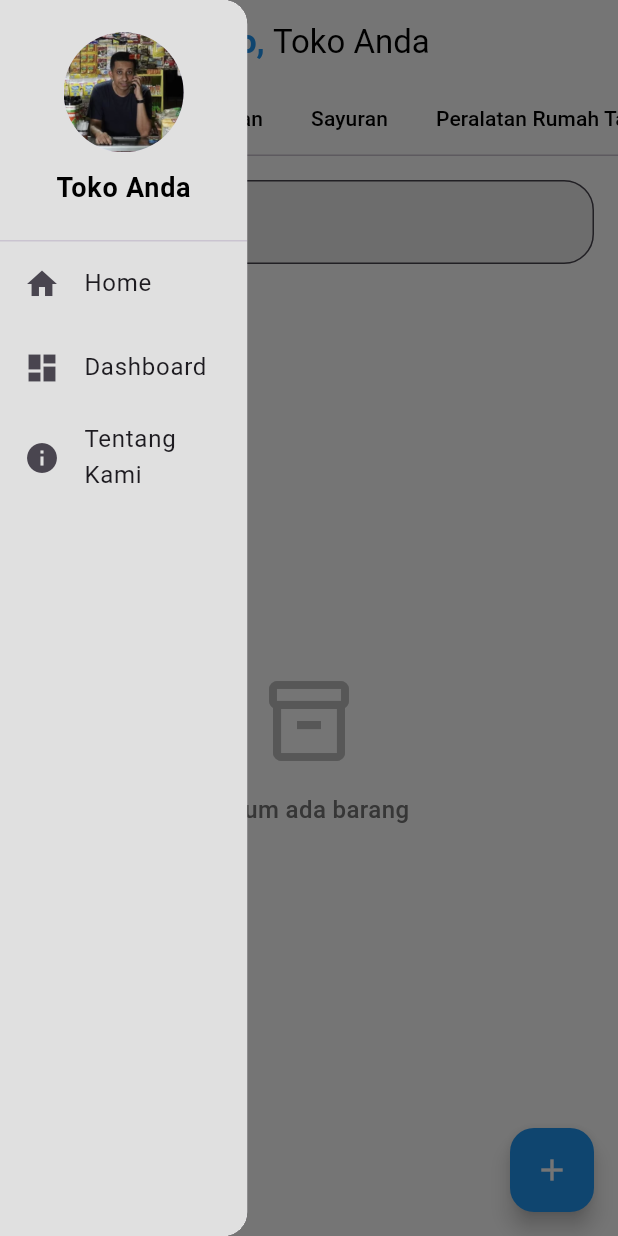
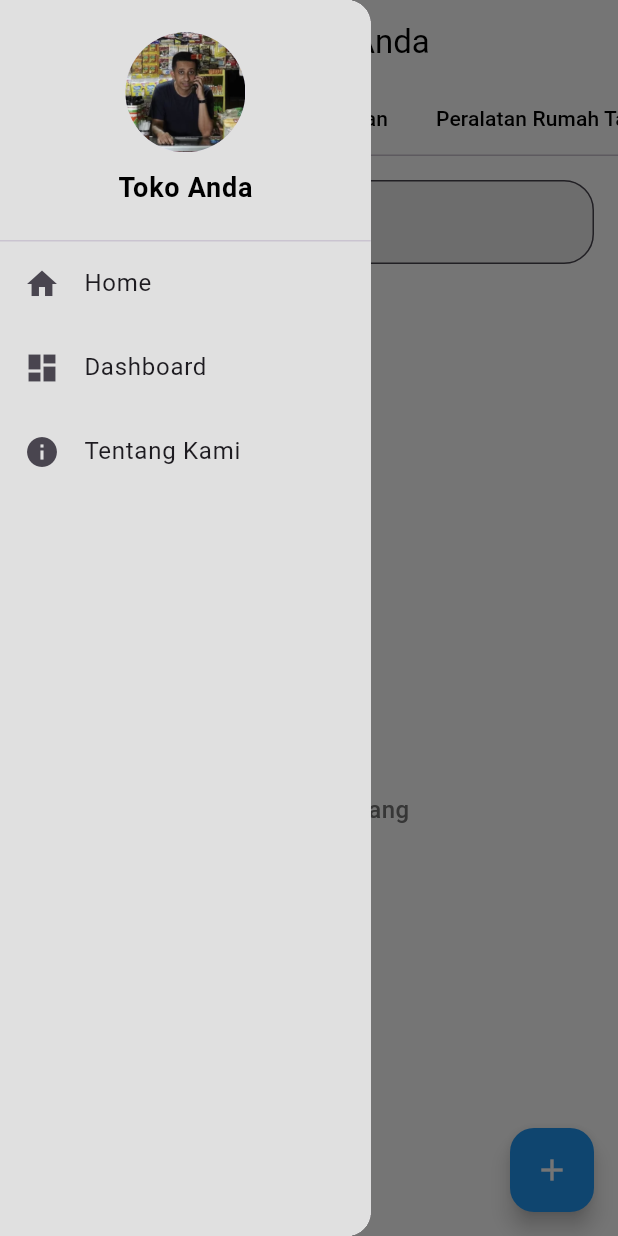
Before and after one commit to MuhamadArifSatriyo/EAS_TekberA_Kelontong.id, a Flutter app: the HomeScreen screen opened by its route, with the side drawer open, on a phone screen of 412 x 824 dp. Run offline on Flutter 3.47's test engine with Material 3 defaults, Android fonts, the phone set to English and light mode, and no system bars; our stand-ins replace image_picker, shared_preferences; accounts and stored records are empty.

Commit message:
Perbaikian size drawer

```diff
--- a/lib/widget/kelontong_drawer.dart
+++ b/lib/widget/kelontong_drawer.dart
@@ -8,7 +8,7 @@ class AppDrawer extends StatelessWidget {
   @override
   Widget build(BuildContext context) {
     return Container(
-      width: MediaQuery.of(context).size.width * 0.4, // 40% of screen width
+      width: MediaQuery.of(context).size.width * 0.6, // 60% of screen width
       child: Drawer(
         child: Material(
           color: Colors.grey[300], // Match the background with the app theme
@@ -51,7 +51,8 @@ class AppDrawer extends StatelessWidget {
                 leading: const Icon(Icons.dashboard),
                 title: const Text('Dashboard'),
                 onTap: () {
-                  Navigator.pushNamed(context, '/dashboard'); // Route to '/dashboard'
+                  Navigator.pushNamed(
+                      context, '/dashboard'); // Route to '/dashboard'
                 },
               ),
               ListTile(
@@ -59,7 +60,8 @@ class AppDrawer extends StatelessWidget {
                 leading: const Icon(Icons.info),
                 title: const Text('Tentang Kami'),
                 onTap: () {
-                  Navigator.pushNamed(context, '/aboutUs'); // Route to '/aboutUs'
+                  Navigator.pushNamed(
+                      context, '/aboutUs'); // Route to '/aboutUs'
                 },
               ),
             ],
```
Also changed, not shown: pubspec.lock.
